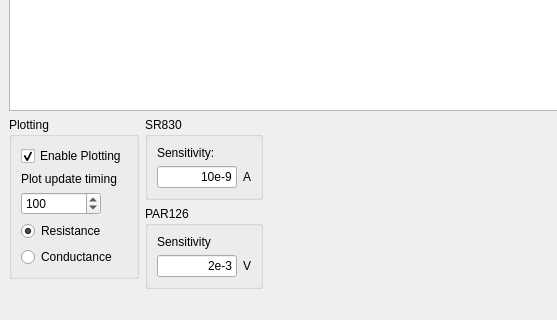
Before: the Qt Designer form daqlayout2.ui in MerlinSmiles/lithocontrol, drawn with Qt 5; both pictures show x 0 to 557 and y 337 to 657 of the 803 by 657 pixel window.
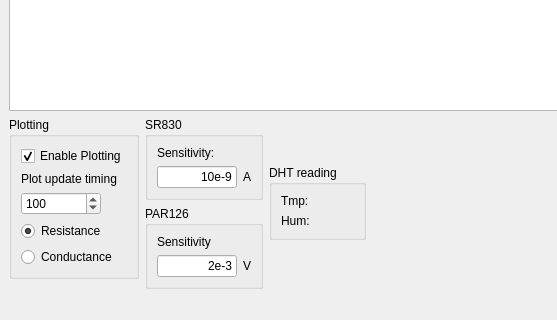
After: the same form once the commit is applied. Custom widgets are drawn as their Qt base class.

What changed in the file:
```diff
--- a/daqlayout2.ui
+++ b/daqlayout2.ui
@@ -283,6 +283,50 @@
         </item>
        </layout>
       </item>
+      <item>
+       <widget class="QGroupBox" name="groupBox_4">
+        <property name="sizePolicy">
+         <sizepolicy hsizetype="Minimum" vsizetype="Fixed">
+          <horstretch>0</horstretch>
+          <verstretch>0</verstretch>
+         </sizepolicy>
+        </property>
+        <property name="title">
+         <string>DHT reading</string>
+        </property>
+        <layout class="QGridLayout" name="gridLayout_5">
+         <property name="sizeConstraint">
+          <enum>QLayout::SetMinimumSize</enum>
+         </property>
+         <item row="1" column="0">
+          <widget class="QLabel" name="text_hum">
+           <property name="sizePolicy">
+            <sizepolicy hsizetype="Preferred" vsizetype="Fixed">
+             <horstretch>0</horstretch>
+             <verstretch>0</verstretch>
+            </sizepolicy>
+           </property>
+           <property name="text">
+            <string>Hum:</string>
+           </property>
+          </widget>
+         </item>
+         <item row="0" column="0">
+          <widget class="QLabel" name="text_temp">
+           <property name="sizePolicy">
+            <sizepolicy hsizetype="Preferred" vsizetype="Fixed">
+             <horstretch>0</horstretch>
+             <verstretch>0</verstretch>
+            </sizepolicy>
+           </property>
+           <property name="text">
+            <string>Tmp:</string>
+           </property>
+          </widget>
+         </item>
+        </layout>
+       </widget>
+      </item>
       <item>
        <spacer name="horizontalSpacer">
         <property name="orientation">
```
Left out of the diff: 10 changed lines with no effect on the pictures.
